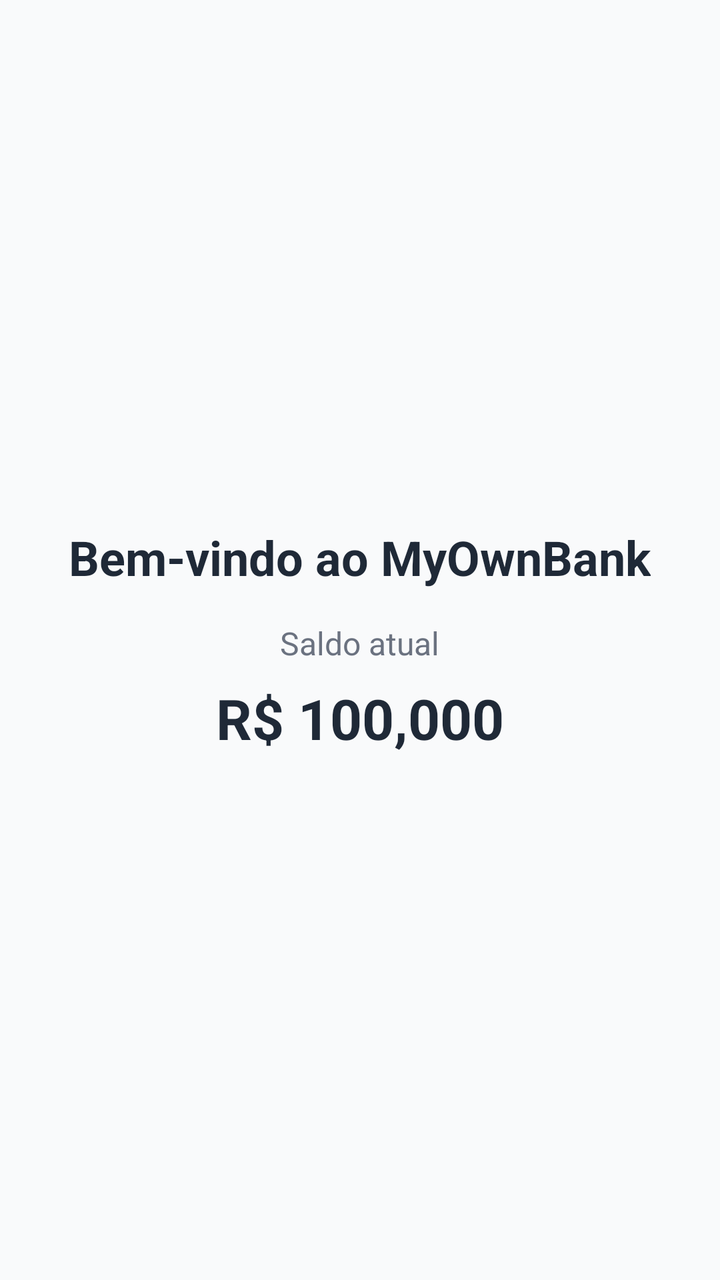
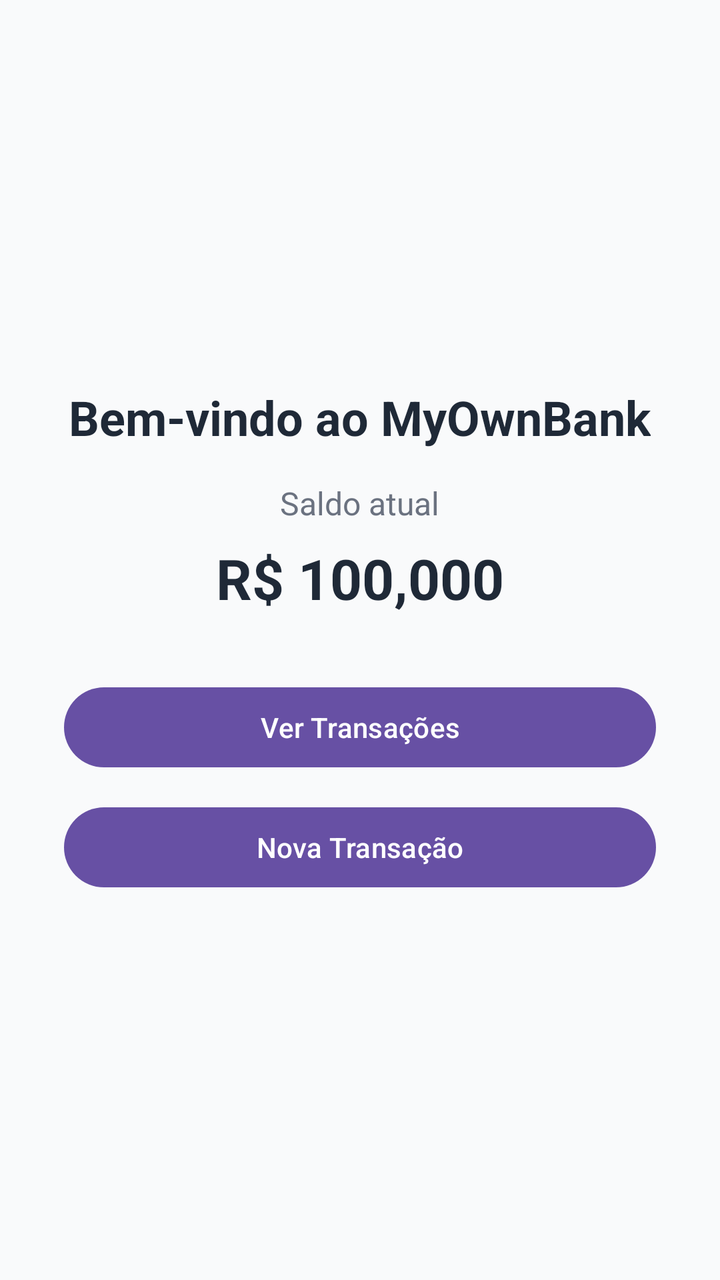

Two renders of the same Android screen: before a commit and after it. Below are the layout's source before the change and the commit's diff.
<!-- AndroidManifest.xml: application theme Theme.MyOwnBank -->
<!-- res/layout/activity_home.xml -->
<?xml version="1.0" encoding="utf-8"?>
<LinearLayout
    xmlns:android="http://schemas.android.com/apk/res/android"
    android:layout_width="match_parent"
    android:layout_height="match_parent"
    android:orientation="vertical"
    android:gravity="center"
    android:padding="32dp"
    android:background="@color/background_light">

    <TextView
        android:layout_width="wrap_content"
        android:layout_height="wrap_content"
        android:text="Bem-vindo ao MyOwnBank"
        android:textSize="24sp"
        android:textStyle="bold"
        android:textColor="@color/primary_dark"
        android:layout_marginBottom="16dp" />

    <TextView
        android:layout_width="wrap_content"
        android:layout_height="wrap_content"
        android:text="Saldo atual"
        android:textSize="16sp"
        android:textColor="@color/text_secondary"
        android:layout_marginBottom="8dp" />

    <TextView
        android:layout_width="wrap_content"
        android:layout_height="wrap_content"
        android:text="R$ 100,000"
        android:textSize="28sp"
        android:textStyle="bold"
        android:textColor="@color/primary_dark" />
</LinearLayout>
<!-- resources referenced by this layout -->
<resources>
  <color name="background_light">#F9FAFB</color>
  <color name="primary_dark">#1F2937</color>
  <color name="text_secondary">#6B7280</color>
  <style name="Theme.MyOwnBank" parent="Base.Theme.MyOwnBank" />
  <style name="Base.Theme.MyOwnBank" parent="Theme.Material3.DayNight.NoActionBar">
          
          
      </style>
</resources>

<!-- the commit's change to res/layout/activity_home.xml (unified diff, before → after) -->
@@ -32,4 +32,20 @@
         android:textSize="28sp"
         android:textStyle="bold"
         android:textColor="@color/primary_dark" />
+
+    <Button
+        android:id="@+id/viewTransactionsButton"
+        android:layout_width="match_parent"
+        android:layout_height="wrap_content"
+        android:text="Ver Transações"
+        android:textAllCaps="false"
+        android:layout_marginTop="32dp"
+        android:layout_marginBottom="12dp" />
+
+    <Button
+        android:id="@+id/addTransactionButton"
+        android:layout_width="match_parent"
+        android:layout_height="wrap_content"
+        android:text="Nova Transação"
+        android:textAllCaps="false" />
 </LinearLayout>
